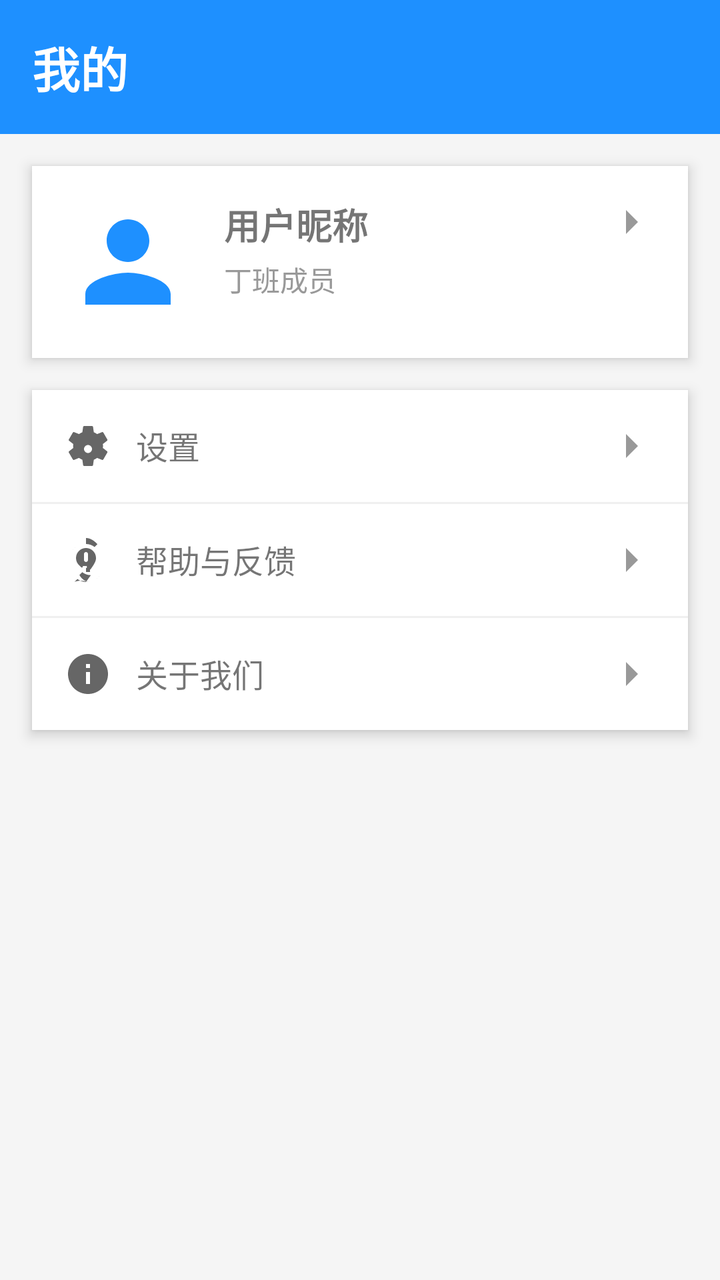
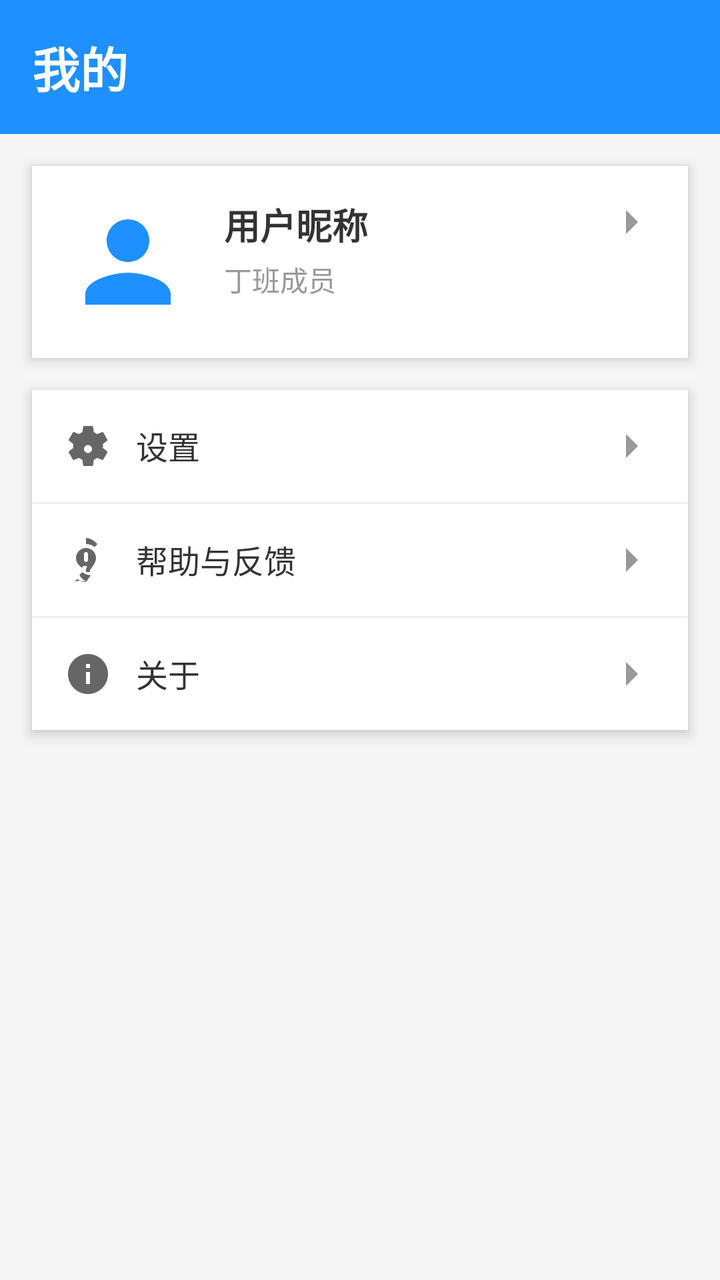

Before-and-after screenshots of an Android layout around one commit, followed by the original layout XML and the change that was made.
<!-- AndroidManifest.xml: application theme Theme.MyApplication -->
<!-- res/layout/fragment_profile.xml -->
<?xml version="1.0" encoding="utf-8"?>
<LinearLayout xmlns:android="http://schemas.android.com/apk/res/android"
    android:layout_width="match_parent"
    android:layout_height="match_parent"
    android:orientation="vertical">

    <LinearLayout
        android:layout_width="match_parent"
        android:layout_height="wrap_content"
        android:background="#1E90FF"
        android:padding="16dp">

        <TextView
            android:layout_width="match_parent"
            android:layout_height="wrap_content"
            android:text="我的"
            android:textColor="#FFFFFF"
            android:textSize="24sp"
            android:textStyle="bold" />
    </LinearLayout>

    <LinearLayout
        android:layout_width="match_parent"
        android:layout_height="wrap_content"
        android:layout_margin="16dp"
        android:background="#FFFFFF"
        android:orientation="vertical"
        android:elevation="4dp">

        <LinearLayout
            android:layout_width="match_parent"
            android:layout_height="wrap_content"
            android:orientation="horizontal"
            android:padding="16dp">

            <ImageView
                android:layout_width="64dp"
                android:layout_height="64dp"
                android:src="@drawable/ic_user" />

            <LinearLayout
                android:layout_width="0dp"
                android:layout_height="wrap_content"
                android:layout_marginLeft="16dp"
                android:layout_weight="1"
                android:orientation="vertical">

                <TextView
                    android:layout_width="wrap_content"
                    android:layout_height="wrap_content"
                    android:text="用户昵称"
                    android:textSize="18sp"
                    android:textStyle="bold" />

                <TextView
                    android:layout_width="wrap_content"
                    android:layout_height="wrap_content"
                    android:layout_marginTop="4dp"
                    android:text="丁班成员"
                    android:textColor="#999999"
                    android:textSize="14sp" />
            </LinearLayout>

            <ImageView
                android:layout_width="24dp"
                android:layout_height="24dp"
                android:src="@drawable/ic_arrow_right" />
        </LinearLayout>
    </LinearLayout>

    <LinearLayout
        android:layout_width="match_parent"
        android:layout_height="wrap_content"
        android:layout_marginLeft="16dp"
        android:layout_marginRight="16dp"
        android:background="#FFFFFF"
        android:orientation="vertical"
        android:elevation="4dp">

        <LinearLayout
            android:id="@+id/item_settings"
            android:layout_width="match_parent"
            android:layout_height="wrap_content"
            android:orientation="horizontal"
            android:padding="16dp">

            <ImageView
                android:layout_width="24dp"
                android:layout_height="24dp"
                android:src="@drawable/ic_settings" />

            <TextView
                android:layout_width="0dp"
                android:layout_height="wrap_content"
                android:layout_marginLeft="12dp"
                android:layout_weight="1"
                android:text="设置"
                android:textSize="16sp" />

            <ImageView
                android:layout_width="24dp"
                android:layout_height="24dp"
                android:src="@drawable/ic_arrow_right" />
        </LinearLayout>

        <View
            android:layout_width="match_parent"
            android:layout_height="1dp"
            android:background="#F0F0F0" />

        <LinearLayout
            android:id="@+id/item_help"
            android:layout_width="match_parent"
            android:layout_height="wrap_content"
            android:orientation="horizontal"
            android:padding="16dp">

            <ImageView
                android:layout_width="24dp"
                android:layout_height="24dp"
                android:src="@drawable/ic_help" />

            <TextView
                android:layout_width="0dp"
                android:layout_height="wrap_content"
                android:layout_marginLeft="12dp"
                android:layout_weight="1"
                android:text="帮助与反馈"
                android:textSize="16sp" />

            <ImageView
                android:layout_width="24dp"
                android:layout_height="24dp"
                android:src="@drawable/ic_arrow_right" />
        </LinearLayout>

        <View
            android:layout_width="match_parent"
            android:layout_height="1dp"
            android:background="#F0F0F0" />

        <LinearLayout
            android:id="@+id/item_about"
            android:layout_width="match_parent"
            android:layout_height="wrap_content"
            android:orientation="horizontal"
            android:padding="16dp">

            <ImageView
                android:layout_width="24dp"
                android:layout_height="24dp"
                android:src="@drawable/ic_about" />

            <TextView
                android:layout_width="0dp"
                android:layout_height="wrap_content"
                android:layout_marginLeft="12dp"
                android:layout_weight="1"
                android:text="关于我们"
                android:textSize="16sp" />

            <ImageView
                android:layout_width="24dp"
                android:layout_height="24dp"
                android:src="@drawable/ic_arrow_right" />
        </LinearLayout>
    </LinearLayout>
</LinearLayout>
<!-- resources referenced by this layout -->
<resources>
  <!-- drawable ic_about (drawable) -->
  <vector xmlns:android="http://schemas.android.com/apk/res/android"
      android:width="24dp"
      android:height="24dp"
      android:viewportWidth="24"
      android:viewportHeight="24">
      <path
          android:fillColor="#666666"
          android:pathData="M12 2C6.48 2 2 6.48 2 12s4.48 10 10 10 10-4.48 10-10S17.52 2 12 2zm1 15h-2v-6h2v6zm0-8h-2V7h2v2z"/>
  </vector>
  <!-- drawable ic_arrow_right (drawable) -->
  <vector xmlns:android="http://schemas.android.com/apk/res/android"
      android:width="16dp"
      android:height="16dp"
      android:viewportWidth="24"
      android:viewportHeight="24">
      <path
          android:fillColor="#999999"
          android:pathData="M9 6l6 6-6 6V6z" />
  </vector>
  <!-- drawable ic_help (drawable) -->
  <vector xmlns:android="http://schemas.android.com/apk/res/android"
      android:width="24dp"
      android:height="24dp"
      android:viewportWidth="24"
      android:viewportHeight="24">
      <path
          android:fillColor="#666666"
          android:pathData="M11 18h2v-2h-2v2zm1-6c0 .55-.45 1-1 1s-1-.45-1-1V9c0-.55.45-1 1-1s1 .45 1 1v3zm-1-8c-4.2 0-7.58 2.69-9 6.95 1.42-4.25 4.8-6.95 9-6.95 1.62 0 3.1.56 4.29 1.5l1.42-1.42C15.14 2.39 13.16 1 11 1zm0 19c4.2 0 7.58-2.69 9-6.95-1.42 4.25-4.8 6.95-9 6.95-1.62 0-3.1-.56-4.29-1.5l-1.42 1.42C8.86 21.61 10.84 23 13 23c-2.16 0-4.14-1.39-5.29-3.5l1.42-1.42c1.19.94 2.67 1.5 4.29 1.5zm0-17c-2.76 0-5 2.24-5 5 0 1.38.56 2.64 1.46 3.54l1.1 1.1c.31.31.85.09.85-.35V15h2v2.3c0 .44.54.67.85.35l1.1-1.1C15.44 13.64 16 12.38 16 11c0-2.76-2.24-5-5-5z"/>
  </vector>
  <!-- drawable ic_settings (drawable) -->
  <vector xmlns:android="http://schemas.android.com/apk/res/android"
      android:width="24dp"
      android:height="24dp"
      android:viewportWidth="24"
      android:viewportHeight="24">
      <path
          android:fillColor="#666666"
          android:pathData="M19.43 12.98c.04-.32.07-.64.07-.98s-.03-.66-.07-.98l2.11-1.65c.19-.15.24-.42.12-.64l-2-3.46c-.12-.22-.39-.3-.61-.22l-2.49 1c-.52-.39-1.08-.7-1.66-.94l-.38-2.65c-.03-.24-.24-.42-.48-.42h-4c-.24 0-.45.18-.48.42l-.38 2.65c-.58.24-1.14.55-1.66.94l-2.49-1c-.22-.08-.49 0-.61.22l-2 3.46c-.12.22-.07.49.12.64l2.11 1.65c-.04.32-.07.64-.07.98s.03.66.07.98l-2.11 1.65c-.19.15-.24.42-.12.64l2 3.46c.12.22.39.3.61.22l2.49-1c.52.39 1.08.7 1.66.94l.38 2.65c.03.24.24.42.48.42h4c.24 0 .45-.18.48-.42l.38-2.65c.58-.24 1.14-.55 1.66-.94l2.49 1c.22.08.49 0 .61-.22l2-3.46c.12-.22.07-.49-.12-.64l-2.11-1.65zm-7.43 2.52c-1.1 0-2-.9-2-2s.9-2 2-2 2 .9 2 2-.9 2-2 2z"/>
  </vector>
  <!-- drawable ic_user (drawable) -->
  <vector xmlns:android="http://schemas.android.com/apk/res/android"
      android:width="64dp"
      android:height="64dp"
      android:viewportWidth="24"
      android:viewportHeight="24">
      <path
          android:fillColor="#1E90FF"
          android:pathData="M12 12c2.21 0 4-1.79 4-4s-1.79-4-4-4-4 1.79-4 4 1.79 4 4 4zm0 2c-2.67 0-8 1.34-8 4v2h16v-2c0-2.66-5.33-4-8-4z"/>
  </vector>
  <style name="Theme.MyApplication" parent="Theme.MaterialComponents.DayNight.NoActionBar">
          <item name="colorPrimary">#1E90FF</item>
          <item name="colorPrimaryVariant">#1E90FF</item>
          <item name="colorOnPrimary">#FFFFFF</item>
          <item name="colorSecondary">#1E90FF</item>
          <item name="colorSecondaryVariant">#1E90FF</item>
          <item name="colorOnSecondary">#FFFFFF</item>
          <item name="android:statusBarColor">#1E90FF</item>
          <item name="android:windowBackground">#F5F5F5</item>
      </style>
</resources>

<!-- the commit's change to res/layout/fragment_profile.xml (unified diff, before → after) -->
@@ -50,9 +50,11 @@
                     android:layout_height="wrap_content"
                     android:text="用户昵称"
                     android:textSize="18sp"
-                    android:textStyle="bold" />
+                    android:textStyle="bold"
+                    android:textColor="#333333" />
 
                 <TextView
+                    android:id="@+id/tv_team_member"
                     android:layout_width="wrap_content"
                     android:layout_height="wrap_content"
                     android:layout_marginTop="4dp"
@@ -95,7 +97,8 @@
                 android:layout_marginLeft="12dp"
                 android:layout_weight="1"
                 android:text="设置"
-                android:textSize="16sp" />
+                android:textSize="16sp"
+                android:textColor="#333333" />
 
             <ImageView
                 android:layout_width="24dp"
@@ -126,7 +129,8 @@
                 android:layout_marginLeft="12dp"
                 android:layout_weight="1"
                 android:text="帮助与反馈"
-                android:textSize="16sp" />
+                android:textSize="16sp"
+                android:textColor="#333333" />
 
             <ImageView
                 android:layout_width="24dp"
@@ -156,8 +160,9 @@
                 android:layout_height="wrap_content"
                 android:layout_marginLeft="12dp"
                 android:layout_weight="1"
-                android:text="关于我们"
-                android:textSize="16sp" />
+                android:text="关于"
+                android:textSize="16sp"
+                android:textColor="#333333" />
 
             <ImageView
                 android:layout_width="24dp"
